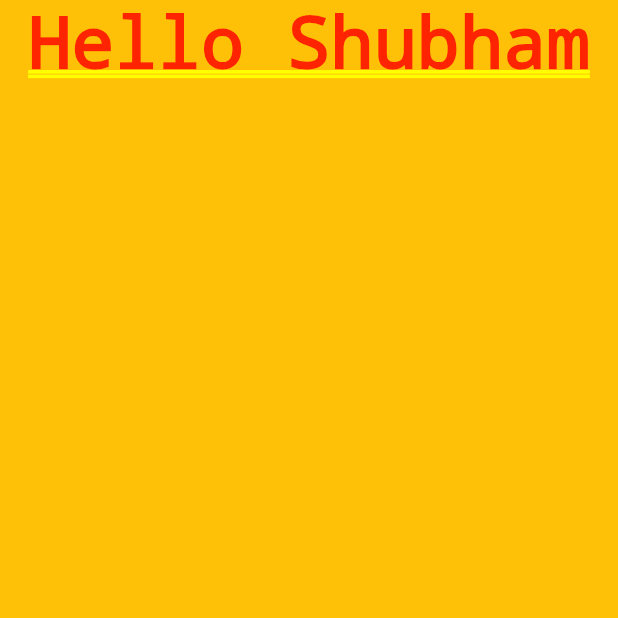
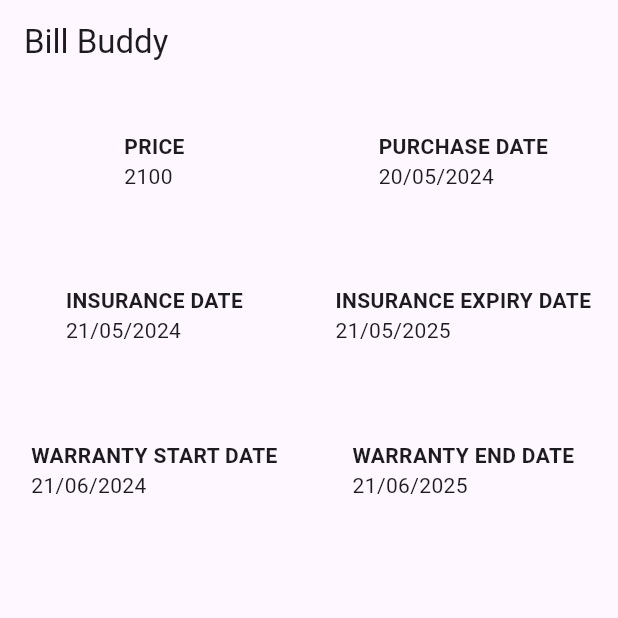
Before and after one commit to enigmaCoder/AI_Bill_Assistant, a Flutter app: the screen it shows after launch, after a tap on "Founder ka button", on a phone screen of 412 x 824 dp, the top half of it. Run offline on Flutter 3.47's test engine with Material 3 defaults, Android fonts, the phone set to English and light mode, and no system bars; our stand-ins replace dio, file_picker; missing offline and left inert: pdfx.

Commit message:
updated UI

```diff
--- a/lib/details.dart
+++ b/lib/details.dart
@@ -1,9 +1,10 @@
-
 import 'package:flutter/cupertino.dart';
 import 'package:flutter/material.dart';
 
 class DetailsWidget extends StatefulWidget {
-  const DetailsWidget({super.key});
+  final Map<String, dynamic> details; // Add this line
+
+  const DetailsWidget({super.key, required this.details}); // Update constructor
 
   @override
   State<StatefulWidget> createState() => _DetailsState();
@@ -12,14 +13,53 @@ class DetailsWidget extends StatefulWidget {
 class _DetailsState extends State<DetailsWidget> {
   @override
   Widget build(BuildContext context) {
-    return Container(
-      decoration: BoxDecoration(
-        color: Colors.amber
-      ),
-      child: Column(
-        children: [
-          Text("Hello Shubham")
-        ],
+    const title = 'Bill Buddy';
+
+    return MaterialApp(
+      title: title,
+      home: Scaffold(
+        appBar: AppBar(
+          title: const Text(title),
+        ),
+        body: GridView(
+          gridDelegate: const SliverGridDelegateWithFixedCrossAxisCount(
+            crossAxisCount: 2, // Two columns
+            childAspectRatio: 2, // Adjust aspect ratio as needed
+          ),
+          children: widget.details.entries.map((entry) {
+            // Use widget.details
+            return Card(
+              elevation: 0, // Remove shadow
+              margin: EdgeInsets.zero, // Remove default margin
+              color: Colors.transparent,
+              child: Center(
+                child: Padding(
+                  padding: const EdgeInsets.all(8.0),
+                  child: Column(
+                    crossAxisAlignment: CrossAxisAlignment.start,
+                    mainAxisAlignment: MainAxisAlignment.center,
+                    children: [
+                      Text(
+                          entry.key
+                              .replaceAllMapped(RegExp(r'([a-z0-9])([A-Z])'),
+                                  (match) {
+                                return '${match.group(1)} ${match.group(2)}';
+                              })
+                              .toUpperCase()
+                              .replaceAll('_', ' '),
+                          style: const TextStyle(fontWeight: FontWeight.bold),
+                          textAlign: TextAlign.center),
+                      Text(
+                        entry.value.toString(),
+                        textAlign: TextAlign.center,
+                      ), // Properly display value
+                    ],
+                  ),
+                ),
+              ),
+            );
+          }).toList(),
+        ),
       ),
     );
   }
--- a/lib/main.dart
+++ b/lib/main.dart
@@ -76,7 +76,12 @@ class _InvoiceAnalyzerState extends State<InvoiceAnalyzer> {
       // Open the PDF document
       final pdfDocument = await PdfDocument.openData(file.bytes!);
       final page = await pdfDocument.getPage(pdfDocument.pagesCount);
-      final pageImage = await page.render(width: page.width*5, height: page.height*5,format: PdfPageImageFormat.png,backgroundColor: '#FFFFFF',quality: 100);
+      final pageImage = await page.render(
+          width: page.width * 5,
+          height: page.height * 5,
+          format: PdfPageImageFormat.png,
+          backgroundColor: '#FFFFFF',
+          quality: 100);
       await page.close();
       Uint8List jpgBytes = pageImage!.bytes;
       return jpgBytes;
@@ -99,7 +104,8 @@ class _InvoiceAnalyzerState extends State<InvoiceAnalyzer> {
     final dio = Dio();
 
     try {
-      final apiKey = "AIzaSyCgsPmiy-AMhwfNzc085k7GQcuqIR8dzTE"; // Replace with a secure method to retrieve the API key
+      final apiKey =
+          "AIzaSyCgsPmiy-AMhwfNzc085k7GQcuqIR8dzTE"; // Replace with a secure method to retrieve the API key
       final base64Data = base64Encode(selectedFileBytes!);
 
       final url =
@@ -114,10 +120,7 @@ class _InvoiceAnalyzerState extends State<InvoiceAnalyzer> {
                     "You are an expert invoice analyst; Please extract and summarize all relevant details from the invoice in a structured JSON format, with fields: productName, productDetails (containing purchaseDate, price, insuranceDate, insuranceExpiryDate, warrantyStartDate, warrantyEndDate, remainingDetails).If warrantyStartDate is present always calculate the warrantyEndDate. Make sure the number of products is always one. Please skip the item from the json which is not present"
               },
               {
-                "inline_data": {
-                  "mime_type": "image/jpeg",
-                  "data": base64Data
-                }
+                "inline_data": {"mime_type": "image/jpeg", "data": base64Data}
               }
             ]
           }
@@ -133,7 +136,8 @@ class _InvoiceAnalyzerState extends State<InvoiceAnalyzer> {
       );
 
       if (response.statusCode == 200) {
-        final extractedText = response.data['candidates']?[0]['content']?['parts']?[0]['text'];
+        final extractedText =
+            response.data['candidates']?[0]['content']?['parts']?[0]['text'];
         if (extractedText != null) {
           final jsonStart = extractedText.indexOf('{');
           final jsonEnd = extractedText.lastIndexOf('}');
@@ -141,7 +145,10 @@ class _InvoiceAnalyzerState extends State<InvoiceAnalyzer> {
             final jsonString = extractedText.substring(jsonStart, jsonEnd + 1);
             setState(() {
               extractedData = jsonDecode(jsonString);
-              objectData?.addAll({extractedData!.values.toList()[0]:extractedData!.values.toList()[1]});
+              objectData?.addAll({
+                extractedData!.values.toList()[0]:
+                    extractedData!.values.toList()[1]
+              });
             });
           } else {
             throw Exception('No valid JSON found in response text.');
@@ -168,9 +175,12 @@ class _InvoiceAnalyzerState extends State<InvoiceAnalyzer> {
   }
 
   String formatKey(String key) {
-    return key.replaceAllMapped(RegExp(r'([a-z0-9])([A-Z])'), (match) {
+    return key
+        .replaceAllMapped(RegExp(r'([a-z0-9])([A-Z])'), (match) {
           return '${match.group(1)} ${match.group(2)}';
-    }).toUpperCase().replaceAll('_', ' ');
+        })
+        .toUpperCase()
+        .replaceAll('_', ' ');
   }
 
   Widget buildNestedList(dynamic data, {int level = 0}) {
@@ -199,7 +209,9 @@ class _InvoiceAnalyzerState extends State<InvoiceAnalyzer> {
     } else if (data is List) {
       return Column(
         crossAxisAlignment: CrossAxisAlignment.start,
-        children: data.map((item) => buildNestedList(item, level: level + 1)).toList(),
+        children: data
+            .map((item) => buildNestedList(item, level: level + 1))
+            .toList(),
       );
     } else {
       return Padding(
@@ -230,11 +242,10 @@ class _InvoiceAnalyzerState extends State<InvoiceAnalyzer> {
                 children: [
                   Column(
                       mainAxisSize: MainAxisSize.min,
-                 children: [
-                    Opacity(
-                      opacity: 1
-                    )]),
-          isLoading ? CircularProgressIndicator(color: Colors.black):SizedBox(),
+                      children: [Opacity(opacity: 1)]),
+                  isLoading
+                      ? CircularProgressIndicator(color: Colors.black)
+                      : SizedBox(),
                 ],
               ),
               Column(
@@ -242,20 +253,29 @@ class _InvoiceAnalyzerState extends State<InvoiceAnalyzer> {
                 children: [
                   ElevatedButton(
                     onPressed: isLoading ? null : pickFile,
-              child: isLoading ? Text('Analyzing...')
-               : Text('Upload Bill'),
+                    child:
+                        isLoading ? Text('Analyzing...') : Text('Upload Bill'),
                   ),
                   SizedBox(height: 10),
                   ElevatedButton(
-              onPressed:(){
+                      onPressed: () {
                         Navigator.push(
                           context,
-                  MaterialPageRoute(builder: (context) => const DetailsWidget()),
+                          MaterialPageRoute(
+                              builder: (context) =>
+                                  const DetailsWidget(details: {
+                                    'Price': '2100',
+                                    "Purchase Date": "20/05/2024",
+                                    "Insurance Date": "21/05/2024",
+                                    "Insurance Expiry Date": "21/05/2025",
+                                    "Warranty Start Date": "21/06/2024",
+                                    "Warranty End Date": "21/06/2025",
+                                  })),
                         );
                       },
-              child: Text('Founder ka button')
-            ),
-            if (selectedFileBytes != null) Text('Selected File: $selectedFileName'),
+                      child: Text('Founder ka button')),
+                  if (selectedFileBytes != null)
+                    Text('Selected File: $selectedFileName'),
                   SizedBox(height: 20),
                   Expanded(
                     child: objectData != null
@@ -263,11 +283,13 @@ class _InvoiceAnalyzerState extends State<InvoiceAnalyzer> {
                             child: buildNestedList(objectData!),
                           )
                         : Center(
-                child: Text('Upload an invoice or bill to analyze.'),
+                            child:
+                                Text('Upload an invoice or bill to analyze.'),
                           ),
                   ),
                 ],
-        )],
+              )
+            ],
           )),
     );
   }
```
Lines whose indentation alone changed are shown as unchanged.
